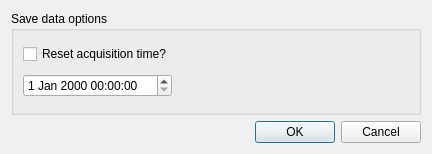
First picture: the form in MiSleep/gui/uis/save_data_dialog.ui, repository BryanWang0702/MiSleep, before the edit.
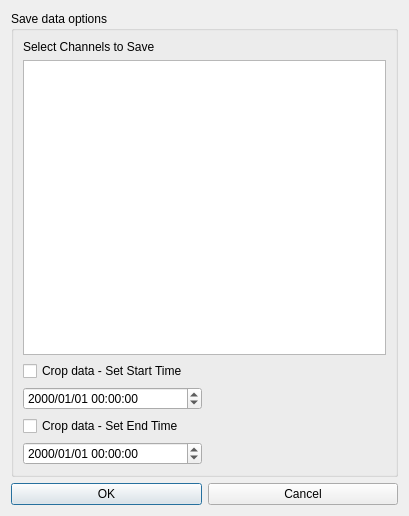
Second picture: the form after the edit.

Commit message: add save data in signal io and passed test. Also apply to the GUI, select channels and start end time to save

The edit to the form file:
```diff
--- a/MiSleep/gui/uis/save_data_dialog.ui
+++ b/MiSleep/gui/uis/save_data_dialog.ui
@@ -6,56 +6,88 @@
    <rect>
     <x>0</x>
     <y>0</y>
-    <width>432</width>
-    <height>154</height>
+    <width>409</width>
+    <height>516</height>
    </rect>
   </property>
   <property name="windowTitle">
    <string>Dialog</string>
   </property>
-  <layout class="QVBoxLayout" name="verticalLayout">
-   <item>
+  <layout class="QGridLayout" name="gridLayout_2">
+   <item row="1" column="0">
+    <widget class="QPushButton" name="OKBtn">
+     <property name="text">
+      <string>OK</string>
+     </property>
+    </widget>
+   </item>
+   <item row="1" column="1">
+    <widget class="QPushButton" name="CancelBtn">
+     <property name="text">
+      <string>Cancel</string>
+     </property>
+    </widget>
+   </item>
+   <item row="0" column="0" colspan="2">
     <widget class="QGroupBox" name="ACTimeEdit">
      <property name="title">
       <string>Save data options</string>
      </property>
      <layout class="QGridLayout" name="gridLayout">
-      <item row="1" column="0">
-       <widget class="QDateTimeEdit" name="dateTimeEdit"/>
+      <item row="2" column="0">
+       <widget class="QCheckBox" name="CropDataStartCheckBox">
+        <property name="text">
+         <string>Crop data - Set Start Time</string>
+        </property>
+       </widget>
+      </item>
+      <item row="3" column="0">
+       <widget class="QDateTimeEdit" name="CropStartTimeEditor">
+        <property name="displayFormat">
+         <string>yyyy/MM/dd HH:mm:ss</string>
+        </property>
+       </widget>
+      </item>
+      <item row="1" column="0" colspan="2">
+       <widget class="QListView" name="ChannelListView">
+        <property name="sizeAdjustPolicy">
+         <enum>QAbstractScrollArea::AdjustIgnored</enum>
+        </property>
+        <property name="editTriggers">
+         <set>QAbstractItemView::NoEditTriggers</set>
+        </property>
+        <property name="tabKeyNavigation">
+         <bool>true</bool>
+        </property>
+        <property name="selectionMode">
+         <enum>QAbstractItemView::MultiSelection</enum>
+        </property>
+       </widget>
       </item>
       <item row="0" column="0">
-       <widget class="QCheckBox" name="ResetACTimeEdit">
+       <widget class="QLabel" name="label_3">
         <property name="text">
-         <string>Reset acquisition time?</string>
+         <string>Select Channels to Save</string>
         </property>
        </widget>
       </item>
-      <item row="1" column="1">
-       <spacer name="horizontalSpacer">
-        <property name="orientation">
-         <enum>Qt::Horizontal</enum>
+      <item row="4" column="0">
+       <widget class="QCheckBox" name="CropDataEndCheckBox">
+        <property name="text">
+         <string>Crop data - Set End Time</string>
         </property>
-        <property name="sizeHint" stdset="0">
-         <size>
-          <width>40</width>
-          <height>20</height>
-         </size>
+       </widget>
+      </item>
+      <item row="5" column="0">
+       <widget class="QDateTimeEdit" name="CropEndTimeEditor">
+        <property name="displayFormat">
+         <string>yyyy/MM/dd HH:mm:ss</string>
         </property>
-       </spacer>
+       </widget>
       </item>
      </layout>
     </widget>
    </item>
-   <item>
-    <widget class="QDialogButtonBox" name="buttonBox">
-     <property name="orientation">
-      <enum>Qt::Horizontal</enum>
-     </property>
-     <property name="standardButtons">
-      <set>QDialogButtonBox::Cancel|QDialogButtonBox::Ok</set>
-     </property>
-    </widget>
-   </item>
   </layout>
  </widget>
  <resources/>
```
Left out of the diff: 39 changed lines with no effect on the pictures. The commit also changes 19 other files.
